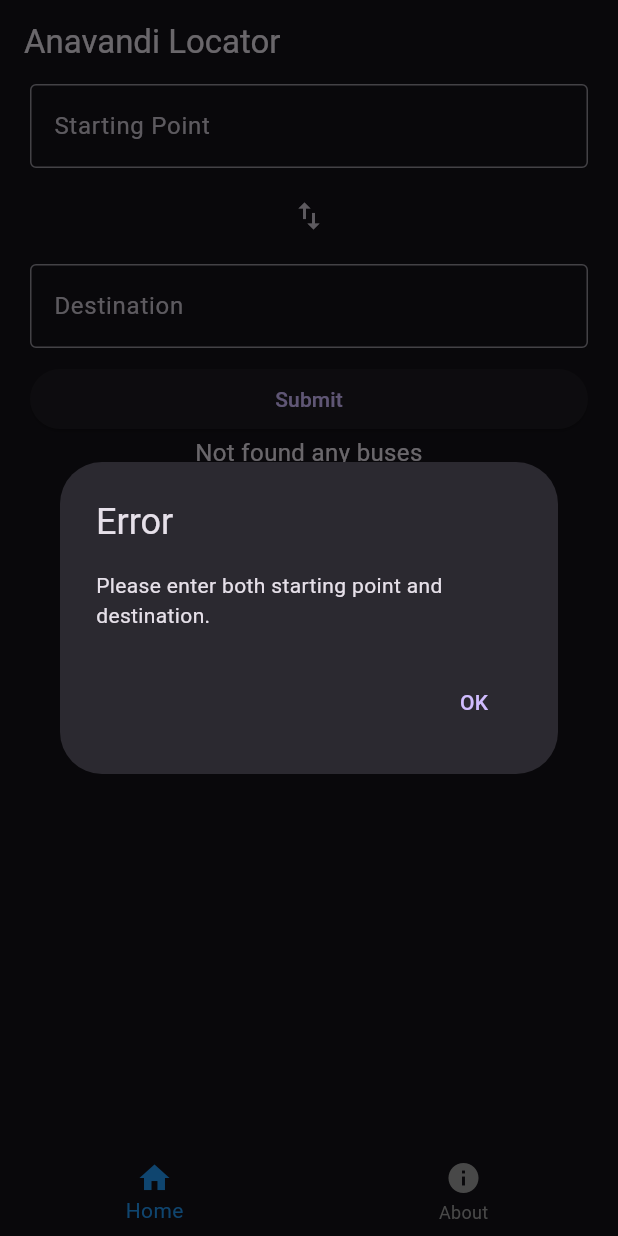
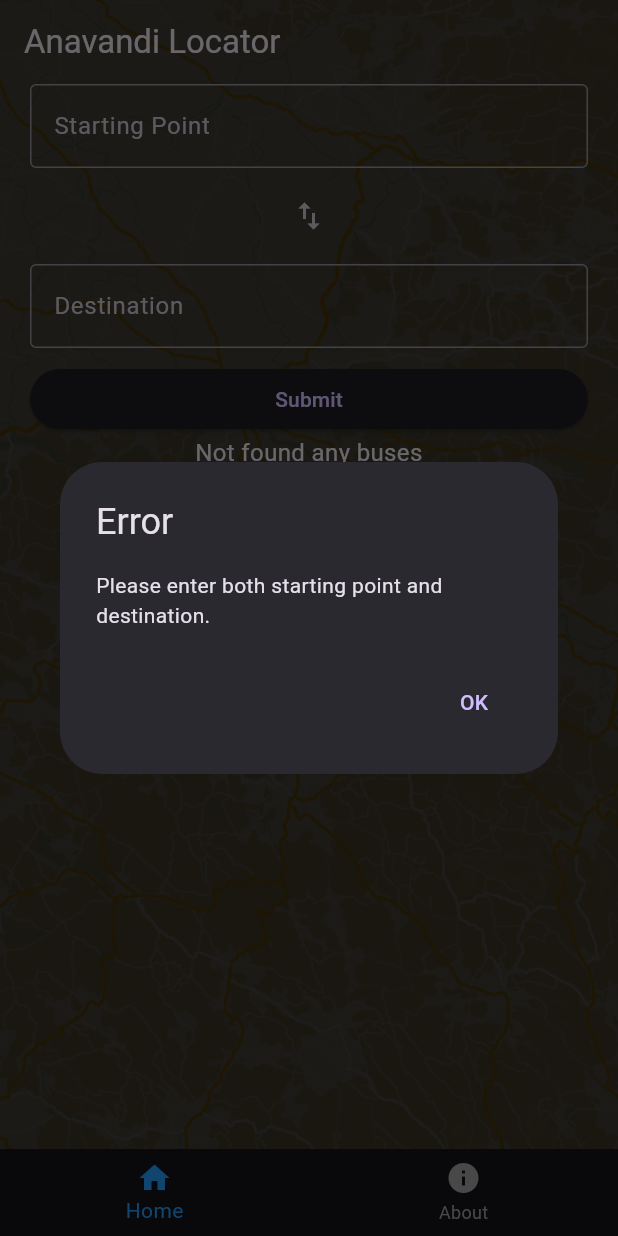
Before and after one commit to navaneethpp/Anavandi-Locator, a Flutter app: the screen it shows after launch, after a tap on "Submit", on a phone screen of 412 x 824 dp. Run offline on Flutter 3.47's test engine with Material 3 defaults, Android fonts, the light colour scheme and no system bars; our stand-ins replace cloud_firestore, firebase_core, flutter_map, geolocator, latlong2; accounts and stored records are empty.

Commit message:
Updated the background

```diff
--- a/anavandi_locator/lib/screen/about.dart
+++ b/anavandi_locator/lib/screen/about.dart
@@ -19,7 +19,7 @@ class _AboutState extends State<About> {
           style: TextStyle(fontSize: 30, fontWeight: FontWeight.bold),
         ),
         Text(
-          'Version: 0.2.2 beta',
+          'Version: 0.2.3 beta',
           style: TextStyle(color: Colors.grey, fontSize: 16),
         ),
       ],
--- a/anavandi_locator/lib/screen/main_screen.dart
+++ b/anavandi_locator/lib/screen/main_screen.dart
@@ -12,9 +12,7 @@ class MainScreen extends StatefulWidget {
 
 class _MainScreenState extends State<MainScreen> {
   int _selectedIndex = 0;
-  final PageController _pageController = PageController(
-    initialPage: 0,
-  ); // Changed initialPage to 0
+  final PageController _pageController = PageController(initialPage: 0);
 
   @override
   void initState() {
@@ -40,21 +38,43 @@ class _MainScreenState extends State<MainScreen> {
     super.dispose();
   }
 
+  bool _shouldShowBackground() {
+    // Exclude background on "Home" (index 0) and "About" (index 1) pages
+    return true; //!(_selectedIndex == 0 || _selectedIndex == 1);
+  }
+
   @override
   Widget build(BuildContext context) {
     return Scaffold(
-      appBar: AppBar(title: Text(Names.appName)),
-      body: PageView(
+      extendBodyBehindAppBar: true,
+      appBar: AppBar(
+        title: Text(Names.appName),
+        backgroundColor: Colors.transparent,
+        elevation: 0,
+      ),
+      body: Stack(
+        children: [
+          if (_shouldShowBackground())
+            Positioned.fill(
+              child: Image.asset('assets/bg.png', fit: BoxFit.cover),
+            ),
+          SafeArea(
+            child: PageView(
               controller: _pageController,
               children: _widgetOptions,
               onPageChanged: (index) {
-          // Added onPageChanged callback
                 setState(() {
-            _selectedIndex = index; // Update _selectedIndex when page changes
+                  _selectedIndex = index;
                 });
               },
             ),
+          ),
+        ],
+      ),
       bottomNavigationBar: BottomNavigationBar(
+        backgroundColor:
+            Colors.transparent, // Make bottom navigation bar transparent
+        elevation: 0, // Remove bottom navigation bar shadow
         items: const <BottomNavigationBarItem>[
           BottomNavigationBarItem(icon: Icon(Icons.home), label: 'Home'),
           BottomNavigationBarItem(icon: Icon(Icons.info), label: 'About'),
```
Also changed, not shown: anavandi_locator/pubspec.yaml (+3 -6 lines), anavandi_locator/assets/bg.png (added). Lines whose indentation alone changed are shown as unchanged.
